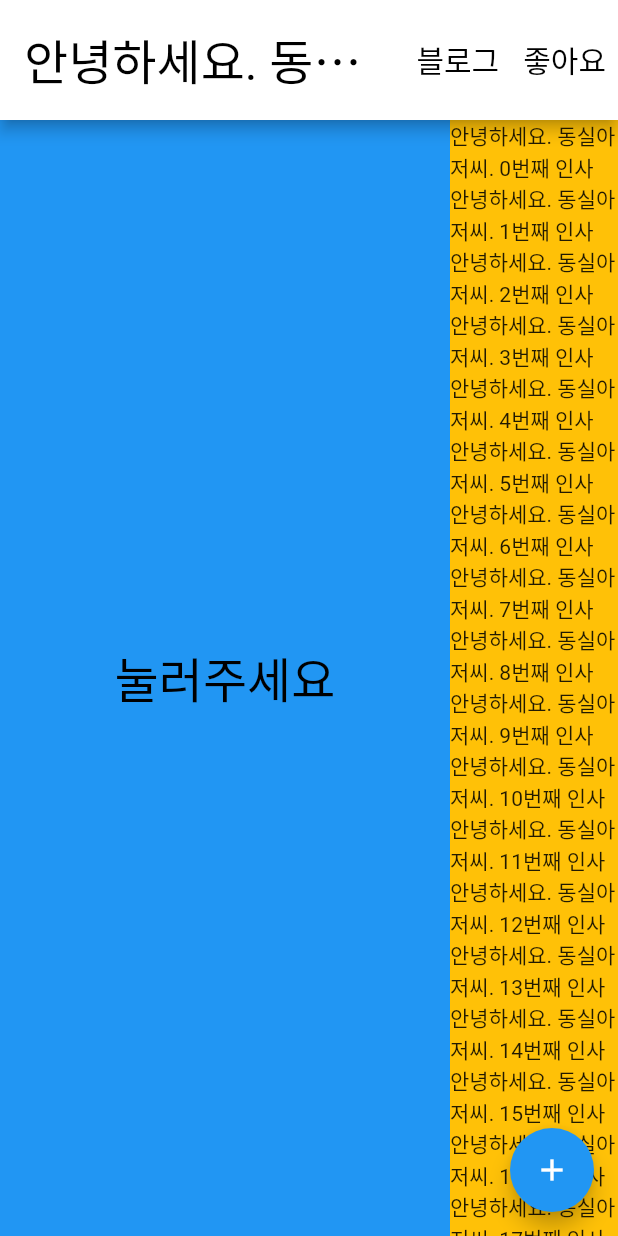
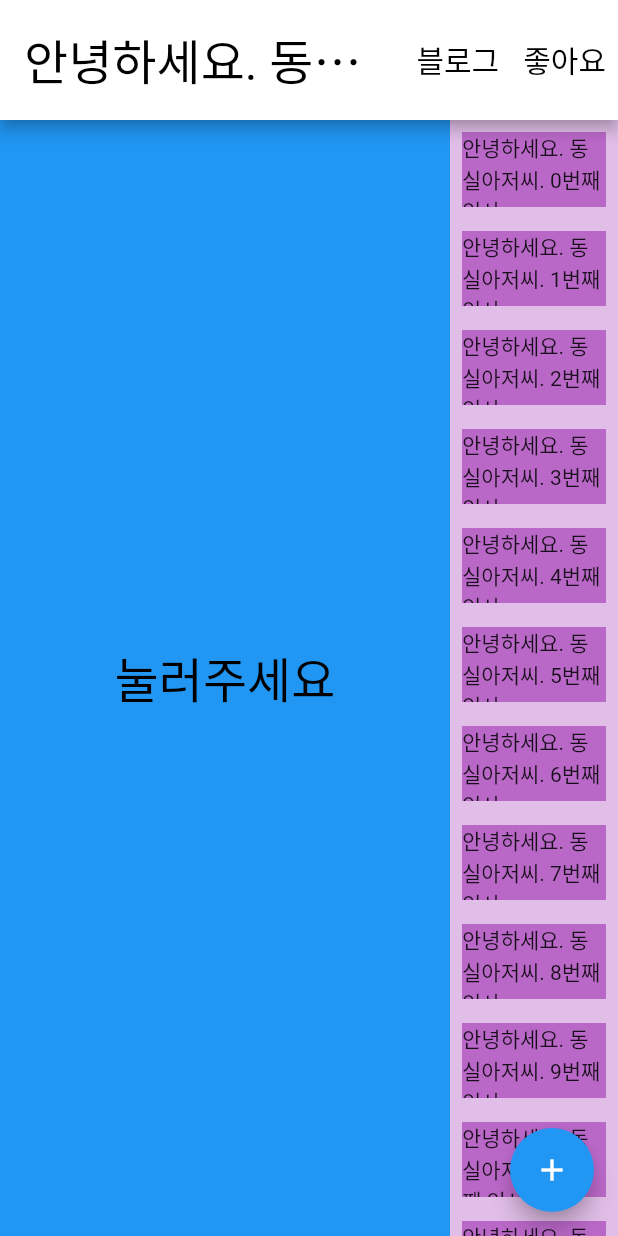
Before and after one commit to ggumgil/dongsilweb, a Flutter app: the screen it shows after launch, on a phone screen of 412 x 824 dp. Run offline on Flutter 3.47's test engine with Material 2 defaults, Android fonts, the phone set to English and light mode, and no system bars.

Commit message:
레이아웃 구조 표현 방법 수정

```diff
--- a/lib/main.dart
+++ b/lib/main.dart
@@ -83,11 +83,19 @@ class _MyHomePageState extends State<MyHomePage> {
           ),
           Expanded(
             child: Container(
-              color: Colors.amber,
+              color: Colors.purple[100],
               child: ListView.builder(
                 itemCount: 100,
                 itemBuilder: ((context, index) {
-                  return Text('안녕하세요. 동실아저씨. ${index.toString()}번째 인사');
+                  return Padding(
+                    padding: const EdgeInsets.all(8.0),
+                    child: Container(
+                        height: 50,
+                        color: Colors.purple[300],
+                        child: Center(
+                            child: Text(
+                                '안녕하세요. 동실아저씨. ${index.toString()}번째 인사'))),
+                  );
                 }),
               ),
             ),
```
